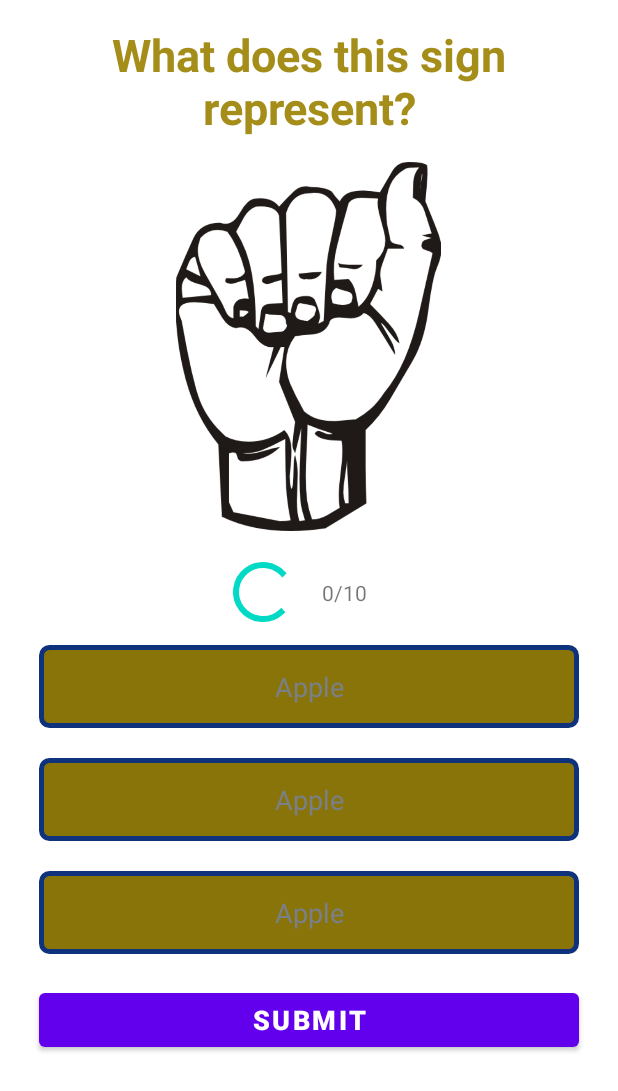
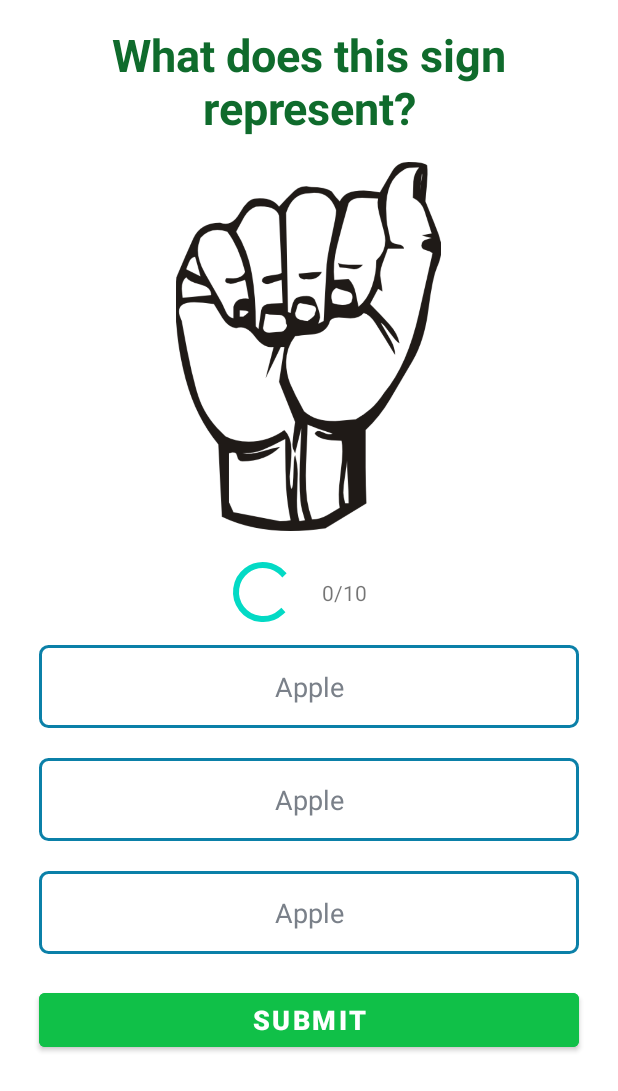
Before and after one commit to denzelbell/ASLBasicsQuizApp, an Android app: the layout activity_quiz_questions.xml on its own in the app's theme, with its tools: preview values and no code run, on a phone screen of 412 x 824 dp. Shown: the top 1091 px of the screen. Run offline under Robolectric (Android 15) with nearby library versions, the phone set to English and light mode, and no system bars.

Commit message:
- UI update

```diff
--- a/app/src/main/res/drawable/default_option_border_bg.xml
+++ b/app/src/main/res/drawable/default_option_border_bg.xml
@@ -6,11 +6,11 @@
     >
 
     <stroke
-        android:width="3dp"
-        android:color="#0F327D"/>
+        android:width="2dp"
+        android:color="#0B80A8"/>
 
     <solid
-        android:color="#897409"/>
+        android:color="@color/white"/>
 
     <corners
         android:radius="5dp"/>
--- a/app/src/main/res/layout/activity_quiz_questions.xml
+++ b/app/src/main/res/layout/activity_quiz_questions.xml
@@ -23,7 +23,7 @@
         android:layout_width="wrap_content"
         android:layout_height="wrap_content"
         android:text="What does this sign represent?"
-        android:textColor="@color/textGold"
+        android:textColor="#0F6B2C"
         android:textSize="30sp"
         android:gravity="center"
         android:textStyle="bold"
@@ -114,6 +114,7 @@
         android:layout_height="wrap_content"
         android:layout_margin="10dp"
         android:text="SUBMIT"
+        android:backgroundTint="#10C048"
         android:textColor="@color/white"
         android:textStyle="bold"
         android:textSize="18sp"
```
Also changed, not shown: app/src/main/res/layout/activity_main.xml (+4 -4 lines), app/src/main/res/drawable/asl_background.png (added).
